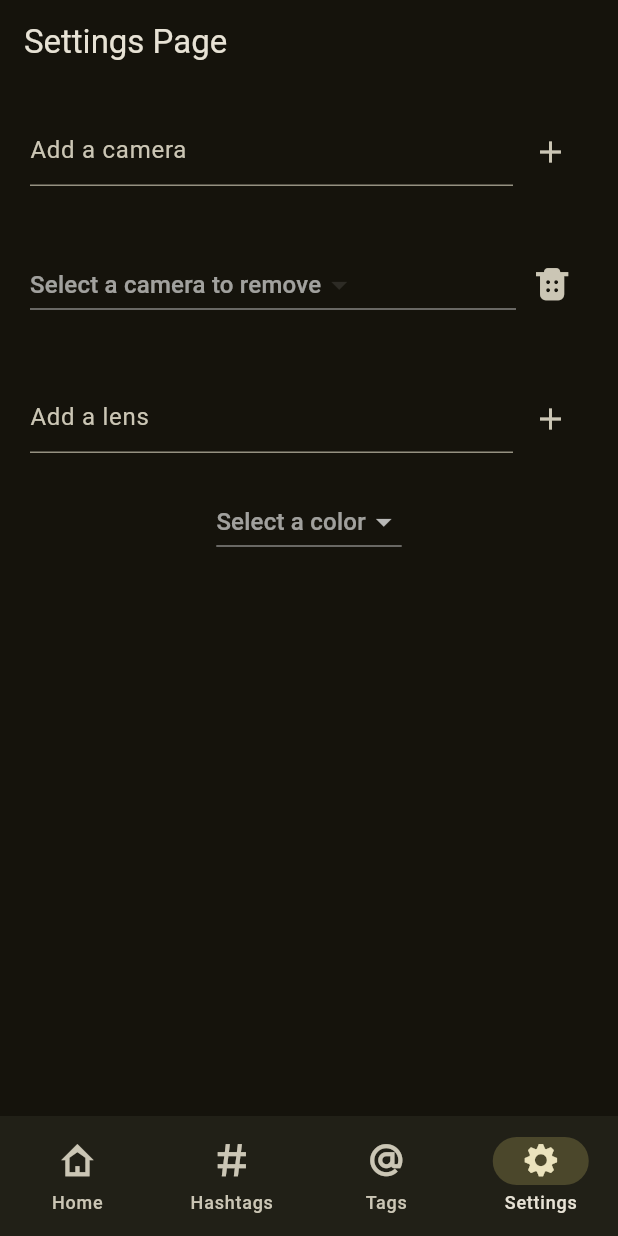
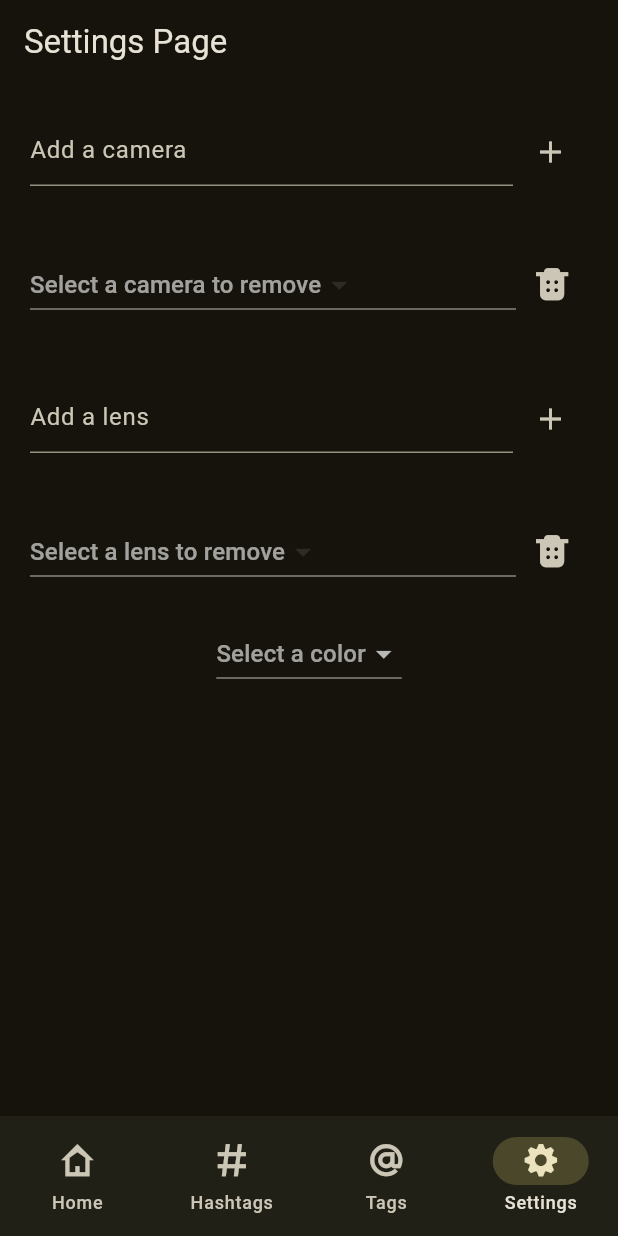
Before and after one commit to karol-at/instagram_description_generator, a Flutter app: the screen it shows after launch, item 4 of the bottom bar chosen, on a phone screen of 412 x 824 dp. Run offline on Flutter 3.47's test engine with Material 3 defaults, Android fonts, the phone set to English and light mode, and no system bars.

Commit message:
Add lens removal

```diff
--- a/lib/Pages/settings_page.dart
+++ b/lib/Pages/settings_page.dart
@@ -18,6 +18,7 @@ class _SettingsPageState extends State<SettingsPage> {
   TextEditingController newCamera = TextEditingController();
   TextEditingController newLens = TextEditingController();
   String? removeCamera;
+  String? removeLens;
   final List<DropdownMenuItem<String>> colors = [
   const DropdownMenuItem<String>(value: 'orange',child: Text('Orange')),
   const DropdownMenuItem<String>(value: 'blue',child: Text('Blue')),
@@ -145,6 +146,39 @@ class _SettingsPageState extends State<SettingsPage> {
                 ),
               ),
             ),
+            Container(
+              width: MediaQuery.of(context).size.width > 500 ? 500 : MediaQuery.of(context).size.width,
+              padding: const EdgeInsets.all(20),
+              child: Row(
+                children: [
+                  Expanded(child: DropdownButton<String>(
+                    value: removeLens,
+                    hint: const Text('Select a lens to remove'),
+                    onChanged: (String? newValue) {
+                      setState(() {
+                        removeCamera = newValue;
+                      });
+                    },
+                    items: state.dataHandler.lensList.map<DropdownMenuItem<String>>((String value) {
+                      return DropdownMenuItem<String>(
+                        value: value,
+                        child: Text(value),
+                      );
+                    }).toList(),
+                    )
+                  ),
+                  IconButton(
+                    onPressed:(){
+                      state.dataHandler.lensList.remove(removeLens);
+                      state.dataHandler.saveList(state.dataHandler.lensList, 'lensList');
+                      setState(() {
+                        removeLens = null;
+                      });
+                    },
+                    icon: const Icon(IconicIcons.trash))
+                ],
+              ),
+            ),
           DropdownButton(
             items: colors,
             hint: const Text('Select a color'),
```
